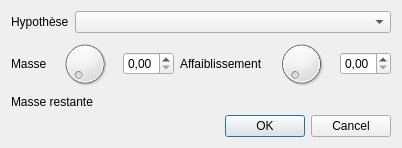
Hamza5/Plateforme-outils-SII, file UI/MasseDialog.ui: the form before one commit.
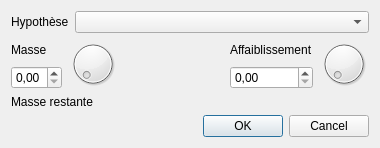
The form after the commit.

Commit message: Ajouter l'information sur la masse restante de le dialogue de masse

Diff of the .ui file:
```diff
--- a/UI/MasseDialog.ui
+++ b/UI/MasseDialog.ui
@@ -6,7 +6,7 @@
    <rect>
     <x>0</x>
     <y>0</y>
-    <width>402</width>
+    <width>380</width>
     <height>140</height>
    </rect>
   </property>
@@ -41,15 +41,14 @@
    <item>
     <layout class="QHBoxLayout" name="horizontalLayout_2">
      <item>
+      <layout class="QVBoxLayout" name="verticalLayout_2">
+       <item>
       <widget class="QLabel" name="masseLabel">
        <property name="text">
         <string>Masse</string>
        </property>
       </widget>
      </item>
-     <item>
-      <widget class="QDial" name="masseSlider"/>
-     </item>
      <item>
       <widget class="QDoubleSpinBox" name="masseSpinBox">
        <property name="maximum">
@@ -60,6 +59,36 @@
        </property>
       </widget>
      </item>
+      </layout>
+     </item>
+     <item>
+      <widget class="QDial" name="masseSlider">
+       <property name="sizePolicy">
+        <sizepolicy hsizetype="Preferred" vsizetype="Preferred">
+         <horstretch>0</horstretch>
+         <verstretch>0</verstretch>
+        </sizepolicy>
+       </property>
+       <property name="maximum">
+        <number>100</number>
+       </property>
+      </widget>
+     </item>
+     <item>
+      <spacer name="horizontalSpacer">
+       <property name="orientation">
+        <enum>Qt::Horizontal</enum>
+       </property>
+       <property name="sizeHint" stdset="0">
+        <size>
+         <width>200</width>
+         <height>20</height>
+        </size>
+       </property>
+      </spacer>
+     </item>
+     <item>
+      <layout class="QVBoxLayout" name="verticalLayout_3">
      <item>
       <widget class="QLabel" name="affaiblissementLabel">
        <property name="text">
@@ -67,9 +96,6 @@
        </property>
       </widget>
      </item>
-     <item>
-      <widget class="QDial" name="affaiblissementSlider"/>
-     </item>
      <item>
       <widget class="QDoubleSpinBox" name="affaiblissementSpinBox">
        <property name="maximum">
@@ -80,6 +106,15 @@
        </property>
        <property name="value">
         <double>0.000000000000000</double>
+         </property>
+        </widget>
+       </item>
+      </layout>
+     </item>
+     <item>
+      <widget class="QDial" name="affaiblissementSlider">
+       <property name="maximum">
+        <number>100</number>
        </property>
       </widget>
      </item>
```
Left out of the diff: 4 changed lines with no effect on the pictures. Lines whose indentation alone changed are shown as unchanged. The commit also changes 2 other files.
